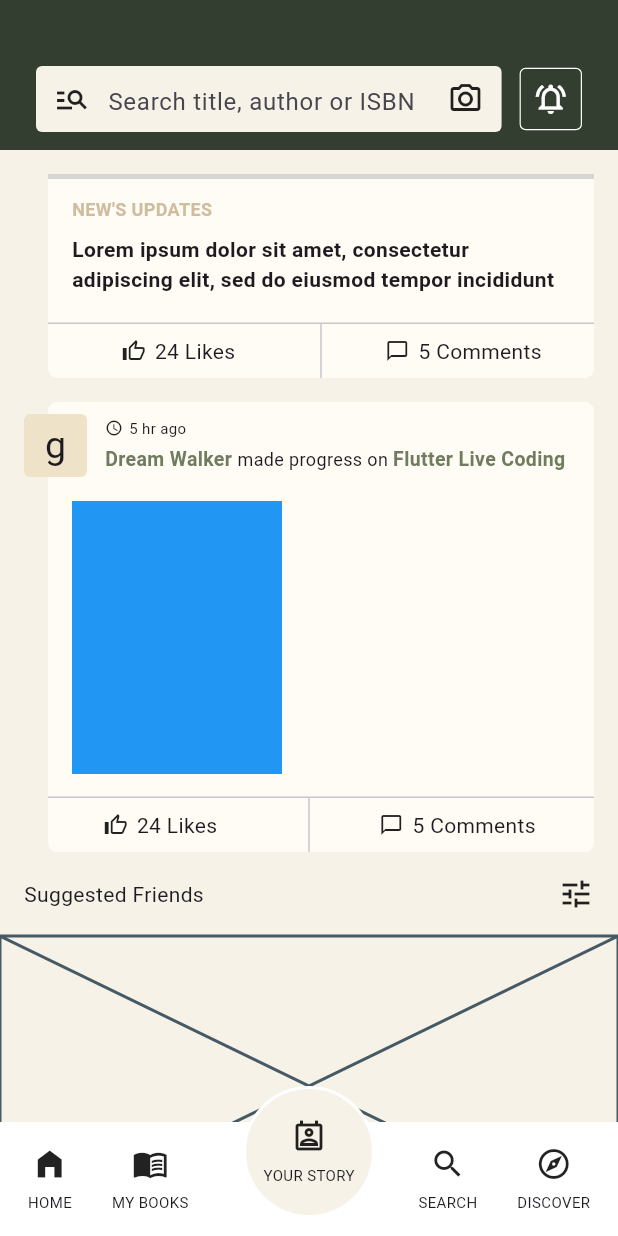
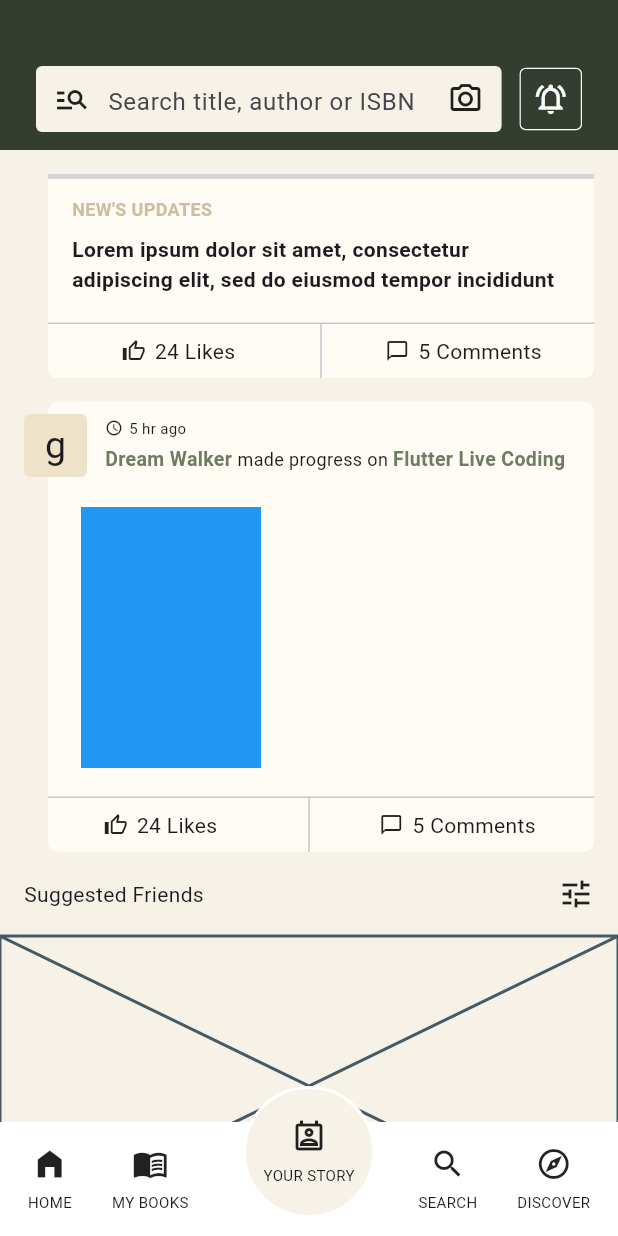
Before and after one commit to JAICHANGPARK/flutter_notebook_chapter_43, a Flutter app: the NewsFeedHomePage screen opened directly, scrolled down 164 dp, on a phone screen of 412 x 824 dp. Run offline on Flutter 3.47's test engine with Material 3 defaults, Android fonts, the phone set to English and light mode, and no system bars; our stand-ins replace gap, hugeicons; network calls fail; grey boxes are pictures that could not be loaded.

Commit message:
Update news_feed_home_page.dart

```diff
--- a/lib/ep2163_newsfeed_app/views/news_feed_home_page.dart
+++ b/lib/ep2163_newsfeed_app/views/news_feed_home_page.dart
@@ -307,18 +307,16 @@ class _NewsFeedHomePageState extends State<NewsFeedHomePage> {
                                           ),
                                         ],
                                       ),
-
                                       Expanded(
                                         child: Column(
                                           children: [
                                             Expanded(
                                               child: Padding(
-                                                padding: const EdgeInsets.only(left: 32,top: 16,
-                                                bottom: 16),
+                                                padding: const EdgeInsets.only(left: 38, top: 20, bottom: 20),
                                                 child: Row(
                                                   children: [
                                                     Container(
-                                                      width: 140,
+                                                      width: 120,
                                                       decoration: BoxDecoration(
                                                         color: Colors.blue,
                                                       ),
```
